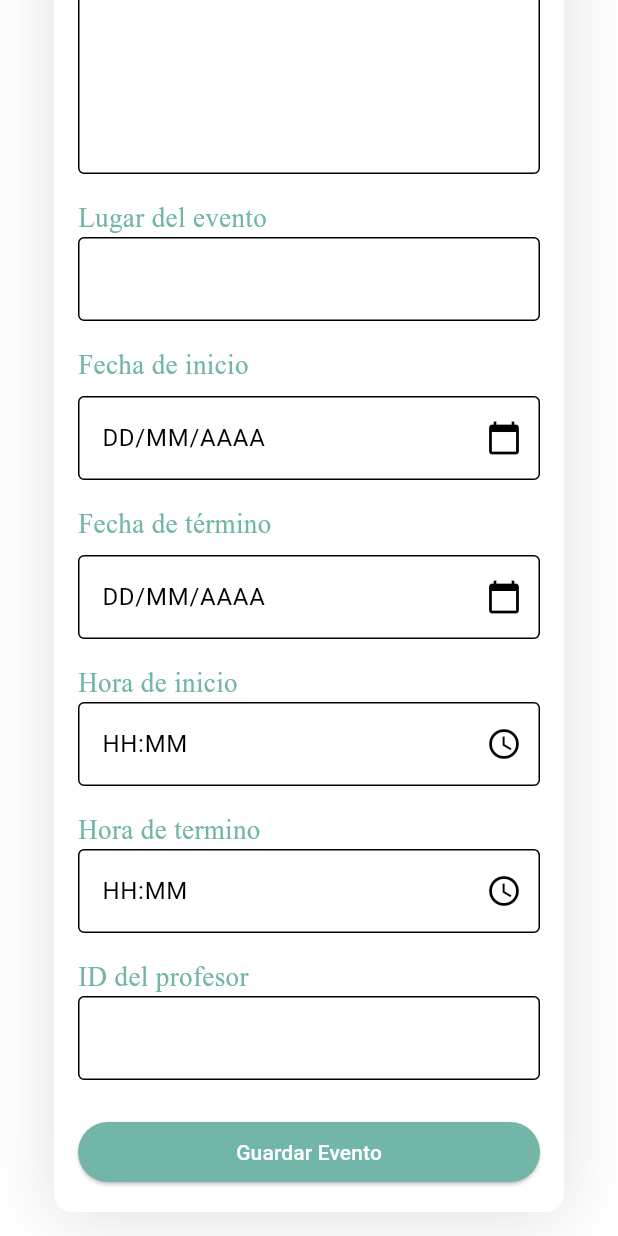
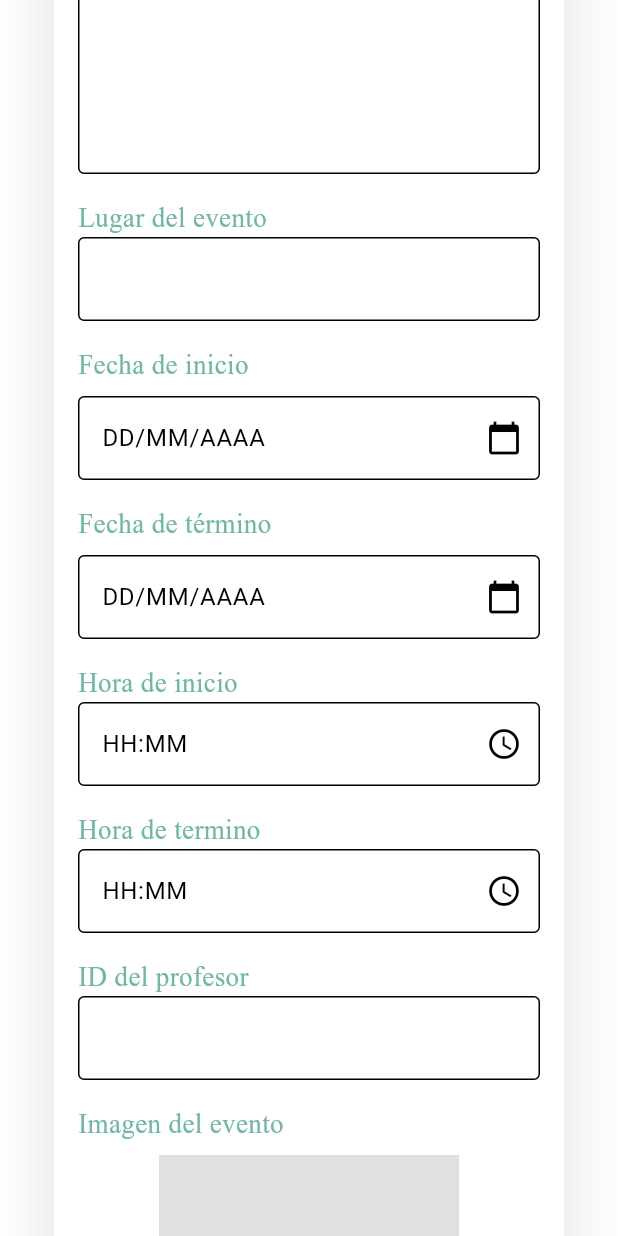
Before and after one commit to EmachueHD/Verano-Cientifico-2025, a Flutter app: the screen it shows after launch, scrolled down 518 dp, on a phone screen of 412 x 824 dp. Run offline on Flutter 3.47's test engine with Material 3 defaults, Android fonts, the light colour scheme and no system bars; our stand-ins replace image_picker.

Commit message:
Add image to Record View
Mod

- event_form_view
- generated_plugin_registrant.cc
- generated_plugins.cmake
- pubspec.yaml
- pubspec.lock

```diff
--- a/lib/view/event_form_view.dart
+++ b/lib/view/event_form_view.dart
@@ -1,4 +1,9 @@
 import 'package:flutter/material.dart';
+import 'dart:typed_data';
+import 'package:image_picker/image_picker.dart';
+import 'dart:convert';
+import 'package:http/http.dart' as http;
+
 
 class EventFormView extends StatefulWidget {
   const EventFormView({super.key});
@@ -18,6 +23,10 @@ class _EventFormViewState extends State<EventFormView> {
   final TextEditingController horaTerminoController = TextEditingController();
   final TextEditingController profesorIdController = TextEditingController();
 
+  // Imagen del evento
+  Uint8List? imagenBytes;
+  final ImagePicker _picker = ImagePicker();
+
   @override
   void dispose() {
     // Liberar los controllers cuando se cierre la vista
@@ -32,9 +41,26 @@ class _EventFormViewState extends State<EventFormView> {
     super.dispose();
   }
 
-  // Dentro de _EventFormViewState
+  // Función para seleccionar imagen
+  Future<void> seleccionarImagen() async {
+    final XFile? image = await _picker.pickImage(source: ImageSource.gallery);
+    if (image != null) {
+      final bytes = await image.readAsBytes();
+      setState(() {
+        imagenBytes = bytes;
+      });
+    }
+  }
 
-  void enviarEventoMock() {
+  // Mock de envío de evento
+  Future<void> enviarEventoMock() async {  // 👈 cambiar void a Future<void> y agregar async
+    if (imagenBytes == null) {
+      print("No se ha seleccionado imagen");
+      return;
+    }
+
+    final String imagenBase64 = base64Encode(imagenBytes!);
+
     final Map<String, dynamic> evento = {
       "nombre": nombreController.text,
       "descripcion": descripcionController.text,
@@ -44,11 +70,24 @@ class _EventFormViewState extends State<EventFormView> {
       "hora_inicio": horaInicioController.text,
       "hora_termino": horaTerminoController.text,
       "profesor_id": profesorIdController.text,
+      "imagen": imagenBase64,
     };
 
-    // Simulamos envío al backend imprimiendo el JSON
-    print("Mock enviar evento:");
-    print(evento);
+    try {
+      final response = await http.post(
+        Uri.parse('https://escolares.free.beeceptor.com'), // tu endpoint
+        headers: {'Content-Type': 'application/json'},
+        body: jsonEncode(evento),
+      );
+
+      if (response.statusCode == 200 || response.statusCode == 201) {
+        print("JSON enviado correctamente!");
+      } else {
+        print("Error al enviar JSON: ${response.statusCode}");
+      }
+    } catch (e) {
+      print("Error al enviar JSON: $e");
+    }
   }
 
 
@@ -61,7 +100,7 @@ class _EventFormViewState extends State<EventFormView> {
         child: Column(
           crossAxisAlignment: CrossAxisAlignment.stretch,
           children: [
-            // Imagen responsiva arriba
+            // Imagen de encabezado
             Container(
               margin: const EdgeInsets.symmetric(horizontal: 60),
               child: Image.asset(
@@ -119,7 +158,8 @@ class _EventFormViewState extends State<EventFormView> {
                       decoration: const InputDecoration(
                         border: OutlineInputBorder(),
                         focusedBorder: OutlineInputBorder(
-                          borderSide: BorderSide(color: Color(0xFF71B6A7), width: 2.0),
+                          borderSide:
+                          BorderSide(color: Color(0xFF71B6A7), width: 2.0),
                         ),
                       ),
                     ),
@@ -140,7 +180,8 @@ class _EventFormViewState extends State<EventFormView> {
                       decoration: const InputDecoration(
                         border: OutlineInputBorder(),
                         focusedBorder: OutlineInputBorder(
-                          borderSide: BorderSide(color: Color(0xFF71B6A7), width: 2.0),
+                          borderSide:
+                          BorderSide(color: Color(0xFF71B6A7), width: 2.0),
                         ),
                       ),
                       maxLines: 4,
@@ -162,7 +203,8 @@ class _EventFormViewState extends State<EventFormView> {
                       decoration: const InputDecoration(
                         border: OutlineInputBorder(),
                         focusedBorder: OutlineInputBorder(
-                          borderSide: BorderSide(color: Color(0xFF71B6A7), width: 2.0),
+                          borderSide:
+                          BorderSide(color: Color(0xFF71B6A7), width: 2.0),
                         ),
                       ),
                     ),
@@ -171,7 +213,6 @@ class _EventFormViewState extends State<EventFormView> {
                     // Fecha inicio
                     const Text(
                       'Fecha de inicio',
-                      textAlign: TextAlign.left,
                       style: TextStyle(
                         fontSize: 18,
                         fontWeight: FontWeight.normal,
@@ -187,7 +228,8 @@ class _EventFormViewState extends State<EventFormView> {
                         hintText: 'DD/MM/AAAA',
                         border: OutlineInputBorder(),
                         focusedBorder: OutlineInputBorder(
-                          borderSide: BorderSide(color: Color(0xFF71B6A7), width: 2.0),
+                          borderSide:
+                          BorderSide(color: Color(0xFF71B6A7), width: 2.0),
                         ),
                         suffixIcon: Icon(Icons.calendar_today),
                       ),
@@ -212,7 +254,6 @@ class _EventFormViewState extends State<EventFormView> {
                     // Fecha término
                     const Text(
                       'Fecha de término',
-                      textAlign: TextAlign.left,
                       style: TextStyle(
                         fontSize: 18,
                         fontWeight: FontWeight.normal,
@@ -228,7 +269,8 @@ class _EventFormViewState extends State<EventFormView> {
                         hintText: 'DD/MM/AAAA',
                         border: OutlineInputBorder(),
                         focusedBorder: OutlineInputBorder(
-                          borderSide: BorderSide(color: Color(0xFF71B6A7), width: 2.0),
+                          borderSide:
+                          BorderSide(color: Color(0xFF71B6A7), width: 2.0),
                         ),
                         suffixIcon: Icon(Icons.calendar_today),
                       ),
@@ -262,14 +304,15 @@ class _EventFormViewState extends State<EventFormView> {
                     ),
                     TextField(
                       controller: horaInicioController,
-                      readOnly: true, // evita que escriban manualmente
+                      readOnly: true,
                       decoration: InputDecoration(
                         hintText: 'HH:MM',
                         border: OutlineInputBorder(),
                         focusedBorder: OutlineInputBorder(
-                          borderSide: BorderSide(color: Color(0xFF71B6A7), width: 2.0),
+                          borderSide:
+                          BorderSide(color: Color(0xFF71B6A7), width: 2.0),
                         ),
-                        suffixIcon: Icon(Icons.access_time),
+                        suffixIcon: const Icon(Icons.access_time),
                       ),
                       onTap: () async {
                         TimeOfDay? pickedTime = await showTimePicker(
@@ -279,7 +322,7 @@ class _EventFormViewState extends State<EventFormView> {
 
                         if (pickedTime != null) {
                           horaInicioController.text =
-                              pickedTime.format(context); // llena el TextField
+                              pickedTime.format(context);
                         }
                       },
                     ),
@@ -297,14 +340,15 @@ class _EventFormViewState extends State<EventFormView> {
                     ),
                     TextField(
                       controller: horaTerminoController,
-                      readOnly: true, // evita que escriban manualmente
+                      readOnly: true,
                       decoration: InputDecoration(
                         hintText: 'HH:MM',
                         border: OutlineInputBorder(),
                         focusedBorder: OutlineInputBorder(
-                          borderSide: BorderSide(color: Color(0xFF71B6A7), width: 2.0),
+                          borderSide:
+                          BorderSide(color: Color(0xFF71B6A7), width: 2.0),
                         ),
-                        suffixIcon: Icon(Icons.access_time),
+                        suffixIcon: const Icon(Icons.access_time),
                       ),
                       onTap: () async {
                         TimeOfDay? pickedTime = await showTimePicker(
@@ -314,7 +358,7 @@ class _EventFormViewState extends State<EventFormView> {
 
                         if (pickedTime != null) {
                           horaTerminoController.text =
-                              pickedTime.format(context); // llena el TextField
+                              pickedTime.format(context);
                         }
                       },
                     ),
@@ -335,17 +379,60 @@ class _EventFormViewState extends State<EventFormView> {
                       decoration: const InputDecoration(
                         border: OutlineInputBorder(),
                         focusedBorder: OutlineInputBorder(
-                          borderSide: BorderSide(color: Color(0xFF71B6A7), width: 2.0),
+                          borderSide:
+                          BorderSide(color: Color(0xFF71B6A7), width: 2.0),
                         ),
+                      ),
+                    ),
+                    const SizedBox(height: 16),
+
+                    // Selección de imagen
+                    const Text(
+                      'Imagen del evento',
+                      style: TextStyle(
+                        fontSize: 18,
+                        fontWeight: FontWeight.normal,
+                        fontFamily: 'TimesNewRoman',
+                        color: Color(0xFF71B6A7),
+                      ),
+                    ),
+                    const SizedBox(height: 8),
+                    Center(
+                      child: Column(
+                        children: [
+                          if (imagenBytes != null)
+                            Image.memory(
+                              imagenBytes!,
+                              width: 200,
+                              height: 200,
+                              fit: BoxFit.cover,
+                            )
+                          else
+                            Container(
+                              width: 200,
+                              height: 200,
+                              color: Colors.grey[300],
+                              child: const Icon(Icons.image, size: 50),
+                            ),
+                          const SizedBox(height: 8),
+                          ElevatedButton(
+                            onPressed: seleccionarImagen,
+                            style: ElevatedButton.styleFrom(
+                              backgroundColor: const Color(0xFF71B6A7),
+                              foregroundColor: Colors.white, // Esto hace que el texto sea blanco
+                              padding: const EdgeInsets.symmetric(horizontal: 20, vertical: 12), // Mayor tamaño
+                              textStyle: const TextStyle(fontSize: 16, fontWeight: FontWeight.bold),
+                            ),
+                            child: const Text('Seleccionar Imagen'),
+                          ),
+                        ],
                       ),
                     ),
                     const SizedBox(height: 24),
 
                     // Botón Guardar
                     ElevatedButton(
-                      onPressed: () {
-                        enviarEventoMock(); // Llama al mock en lugar de enviar a backend real
-                      },
+                      onPressed: enviarEventoMock,
                       style: ElevatedButton.styleFrom(
                         backgroundColor: const Color(0xFF71B6A7),
                         foregroundColor: Colors.white,
--- a/pubspec.yaml
+++ b/pubspec.yaml
@@ -32,6 +32,7 @@ dependencies:
     sdk: flutter
 
   http: ^1.1.0
+  image_picker: ^1.1.1
 
   # The following adds the Cupertino Icons font to your application.
   # Use with the CupertinoIcons class for iOS style icons.
```
Also changed, not shown: pubspec.lock, 5 other files.
